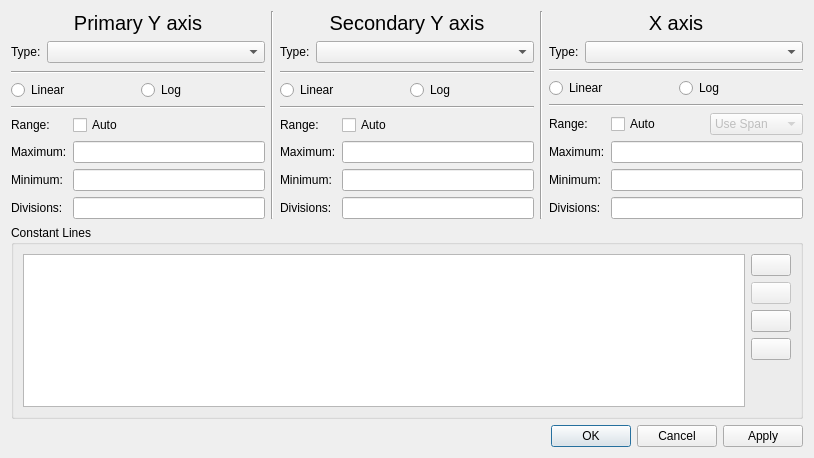
Old version of the form Software/PC_Application/LibreVNA-GUI/Traces/xyplotaxisdialog.ui in the repository jankae/LibreVNA.
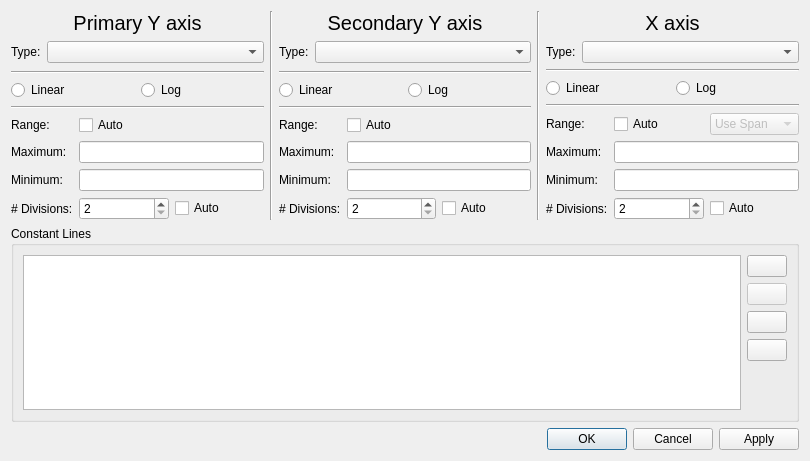
New version of the form. Icons and pictures are not drawn. Custom widgets are drawn as their Qt base class.

Commit message:
Improve graph divisions and markers
- Added group delay option to markers
- Additional configuration for calculation of group delay in the preferences
- Specify divisions as amount of divisions instead of spacing
- Add option for auto divisions on graph with manual min/max limits

Diff of the .ui file:
```diff
--- a/Software/PC_Application/LibreVNA-GUI/Traces/xyplotaxisdialog.ui
+++ b/Software/PC_Application/LibreVNA-GUI/Traces/xyplotaxisdialog.ui
@@ -9,8 +9,8 @@
    <rect>
     <x>0</x>
     <y>0</y>
-    <width>814</width>
-    <height>458</height>
+    <width>810</width>
+    <height>461</height>
    </rect>
   </property>
   <property name="windowTitle">
@@ -21,9 +21,9 @@
   </property>
   <layout class="QVBoxLayout" name="verticalLayout_5">
    <item>
-    <layout class="QHBoxLayout" name="horizontalLayout_5">
+    <layout class="QHBoxLayout" name="horizontalLayout_9">
      <item>
-      <layout class="QVBoxLayout" name="verticalLayout">
+      <layout class="QVBoxLayout" name="verticalLayout_3">
        <item>
         <widget class="QLabel" name="label_2">
          <property name="font">
@@ -133,12 +133,27 @@
          <item row="3" column="0">
           <widget class="QLabel" name="label_6">
            <property name="text">
-            <string>Divisions:</string>
+            <string># Divisions:</string>
            </property>
           </widget>
          </item>
          <item row="3" column="1">
-          <widget class="SIUnitEdit" name="Y1divs"/>
+          <layout class="QHBoxLayout" name="horizontalLayout_8">
+           <item>
+            <widget class="QSpinBox" name="Y1Divs">
+             <property name="minimum">
+              <number>2</number>
+             </property>
+            </widget>
+           </item>
+           <item>
+            <widget class="QCheckBox" name="Y1autoDivs">
+             <property name="text">
+              <string>Auto</string>
+             </property>
+            </widget>
+           </item>
+          </layout>
          </item>
         </layout>
        </item>
@@ -262,12 +277,27 @@
          <item row="3" column="0">
           <widget class="QLabel" name="label_12">
            <property name="text">
-            <string>Divisions:</string>
+            <string># Divisions:</string>
            </property>
           </widget>
          </item>
          <item row="3" column="1">
-          <widget class="SIUnitEdit" name="Y2divs"/>
+          <layout class="QHBoxLayout" name="horizontalLayout_7">
+           <item>
+            <widget class="QSpinBox" name="Y2Divs">
+             <property name="minimum">
+              <number>2</number>
+             </property>
+            </widget>
+           </item>
+           <item>
+            <widget class="QCheckBox" name="Y2autoDivs">
+             <property name="text">
+              <string>Auto</string>
+             </property>
+            </widget>
+           </item>
+          </layout>
          </item>
         </layout>
        </item>
@@ -281,7 +311,7 @@
       </widget>
      </item>
      <item>
-      <layout class="QVBoxLayout" name="verticalLayout_3">
+      <layout class="QVBoxLayout" name="verticalLayout">
        <item>
         <widget class="QLabel" name="label_13">
          <property name="sizePolicy">
@@ -418,12 +448,27 @@
          <item row="3" column="0">
           <widget class="QLabel" name="label_18">
            <property name="text">
-            <string>Divisions:</string>
+            <string># Divisions:</string>
            </property>
           </widget>
          </item>
          <item row="3" column="1">
-          <widget class="SIUnitEdit" name="Xdivs"/>
+          <layout class="QHBoxLayout" name="horizontalLayout_5">
+           <item>
+            <widget class="QSpinBox" name="XDivs">
+             <property name="minimum">
+              <number>2</number>
+             </property>
+            </widget>
+           </item>
+           <item>
+            <widget class="QCheckBox" name="XautoDivs">
+             <property name="text">
+              <string>Auto</string>
+             </property>
+            </widget>
+           </item>
+          </layout>
          </item>
         </layout>
        </item>
```
Left out of the diff: 2 changed lines with no effect on the pictures. The commit also changes 23 other files.
